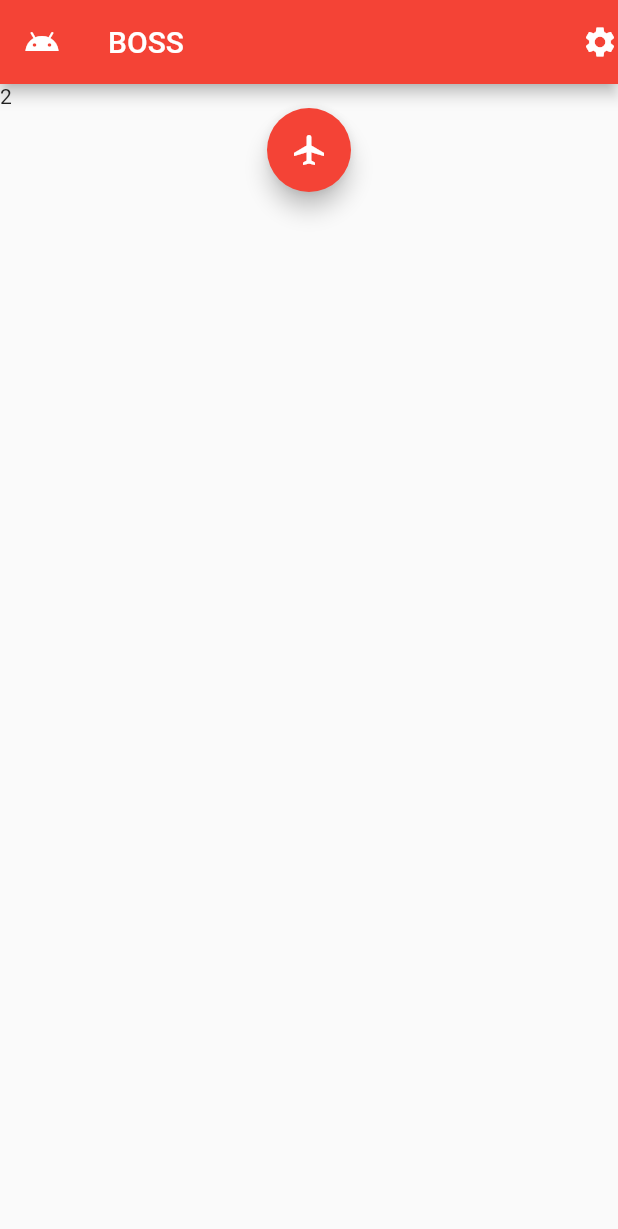
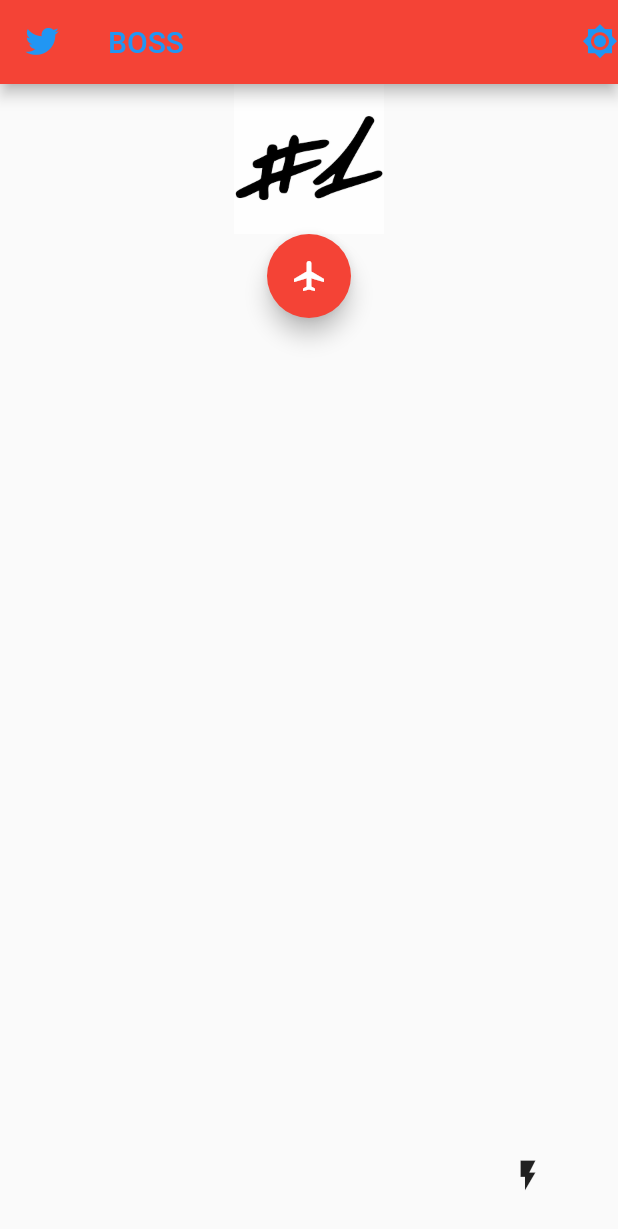
Before and after one commit to mamadou-wone/flutter_by_mwone, a Flutter app: the screen it shows after launch, after a tap on the "airplanemode inactive" icon, on a phone screen of 412 x 824 dp. Shown: the top 1229 px of the screen. Run offline on Flutter 3.47's test engine with Material 2 defaults, Android fonts, the phone set to English and light mode, and no system bars; our stand-ins replace page_transition.

```diff
--- a/lib/IntroductionPage.dart
+++ b/lib/IntroductionPage.dart
@@ -1,4 +1,5 @@
 import 'package:flutter/material.dart';
+import 'package:my_first_mobile_app/custom_icons/twitter_icons_icons.dart';
 
 class IntroductionPage extends StatefulWidget {
   // MyHomePage({Key key, this.title}) : super(key: key);
@@ -24,31 +25,34 @@ String title;
   @override
   Widget build(BuildContext context) {
     Icon plane;
+    Image imageOne;
     if (airplaneMode) {
       plane = Icon(Icons.airplanemode_active);
       title = "BOSS";
       navColor = Colors.red;
+      imageOne =  Image.asset("assets/#1.jpg",width: 100, height: 100,);
+
     }else{
       plane = Icon(Icons.airplanemode_inactive) ;
       title =  "MWONE";
-      navColor = Colors.blue;
+      navColor = Colors.white;
     }
     Color colorIcon = Colors.white;
     List<int>entier = [1,2,3,4];
     return Scaffold(
       appBar: AppBar(
         backgroundColor: navColor,
-        leading: Icon(Icons.android, color: Colors.white),
+        leading: Icon(TwitterIcons.twitter , color: Colors.blue,),
         title: Text(
          title,
           textAlign: TextAlign.center,
           style: TextStyle(
-            color: Colors.white,
+            color: Colors.blue,
           ),
         ),
        actions: <Widget>[
          GestureDetector(
-           child: Icon(Icons.settings , color: colorIcon,),
+           child: Icon(TwitterIcons.brightness_7 , color: Colors.blue,),
            onTap: () {
              print('Boss');
            },
@@ -57,7 +61,8 @@ String title;
       ),
       body:ListView(
         children: <Widget>[
-          Text(entier[1].toString()),
+          Image.asset("assets/#1.jpg",width: 100, height: 100,),
+          // Text(entier[1].toString()),
           Center(
             child: FloatingActionButton(
               child: plane,
@@ -65,11 +70,18 @@ String title;
               onPressed: () {
                setState(() {
                  airplaneMode = !airplaneMode;
+
                });
               },
             ),
-          )
+          ),
         ],
+      ),
+      floatingActionButton: FlatButton(
+        child: Icon(TwitterIcons.flash_on),
+        onPressed: () {
+          Navigator.pushNamed(context, "/home");
+        },
       ),
     );
   }
--- /dev/null
+++ b/lib/custom_icons/HomePage.dart
@@ -0,0 +1,25 @@
+import 'package:flutter/material.dart';
+import 'package:my_first_mobile_app/custom_icons/twitter_icons_icons.dart';
+
+
+class HomePage extends StatefulWidget {
+  // MyHomePage({Key key, this.title}) : super(key: key);
+  // final String title;
+
+  @override
+  _HomePageState createState() => _HomePageState();
+}
+
+class _HomePageState extends State<HomePage> {
+
+  @override
+  Widget build(BuildContext context) {
+    return Scaffold(
+      body: Center(
+        child: Container(
+          child: Icon(Icons.access_alarm),
+        ),
+      )
+    );
+  }
+}
--- /dev/null
+++ b/lib/custom_icons/twitter_icons_icons.dart
@@ -0,0 +1,70 @@
+/// Flutter icons TwitterIcons
+/// Copyright (C) 2020 by original authors @ fluttericon.com, fontello.com
+/// This font was generated by FlutterIcon.com, which is derived from Fontello.
+///
+/// To use this font, place it in your fonts/ directory and include the
+/// following in your pubspec.yaml
+///
+/// flutter:
+///   fonts:
+///    - family:  TwitterIcons
+///      fonts:
+///       - asset: fonts/TwitterIcons.ttf
+///
+///
+/// * Material Design Icons, Copyright (C) Google, Inc
+///         Author:    Google
+///         License:   Apache 2.0 (https://www.apache.org/licenses/LICENSE-2.0)
+///         Homepage:  https://design.google.com/icons/
+/// * Entypo, Copyright (C) 2012 by Daniel Bruce
+///         Author:    Daniel Bruce
+///         License:   SIL (http://scripts.sil.org/OFL)
+///         Homepage:  http://www.entypo.com
+/// * Font Awesome 4, Copyright (C) 2016 by Dave Gandy
+///         Author:    Dave Gandy
+///         License:   SIL ()
+///         Homepage:  http://fortawesome.github.com/Font-Awesome/
+/// * Typicons, (c) Stephen Hutchings 2012
+///         Author:    Stephen Hutchings
+///         License:   SIL (http://scripts.sil.org/OFL)
+///         Homepage:  http://typicons.com/
+/// * Elusive, Copyright (C) 2013 by Aristeides Stathopoulos
+///         Author:    Aristeides Stathopoulos
+///         License:   SIL (http://scripts.sil.org/OFL)
+///         Homepage:  http://aristeides.com/
+/// * Font Awesome 5, Copyright (C) 2016 by Dave Gandy
+///         Author:    Dave Gandy
+///         License:   SIL (https://github.com/FortAwesome/Font-Awesome/blob/master/LICENSE.txt)
+///         Homepage:  http://fortawesome.github.com/Font-Awesome/
+/// * MFG Labs, Copyright (C) 2012 by Daniel Bruce
+///         Author:    MFG Labs
+///         License:   SIL (http://scripts.sil.org/OFL)
+///         Homepage:  http://www.mfglabs.com/
+///
+import 'package:flutter/widgets.dart';
+
+class TwitterIcons {
+  TwitterIcons._();
+
+  static const _kFontFam = 'TwitterIcons';
+  static const _kFontPkg = null;
+
+  static const IconData brightness_7 = IconData(0xe800, fontFamily: _kFontFam, fontPackage: _kFontPkg);
+  static const IconData home = IconData(0xe801, fontFamily: _kFontFam, fontPackage: _kFontPkg);
+  static const IconData search = IconData(0xe802, fontFamily: _kFontFam, fontPackage: _kFontPkg);
+  static const IconData notifications_none = IconData(0xe803, fontFamily: _kFontFam, fontPackage: _kFontPkg);
+  static const IconData retweet = IconData(0xe804, fontFamily: _kFontFam, fontPackage: _kFontPkg);
+  static const IconData mail = IconData(0xe805, fontFamily: _kFontFam, fontPackage: _kFontPkg);
+  static const IconData star_border = IconData(0xe806, fontFamily: _kFontFam, fontPackage: _kFontPkg);
+  static const IconData user_outline = IconData(0xe807, fontFamily: _kFontFam, fontPackage: _kFontPkg);
+  static const IconData flash_on = IconData(0xe808, fontFamily: _kFontFam, fontPackage: _kFontPkg);
+  static const IconData lightbulb = IconData(0xe809, fontFamily: _kFontFam, fontPackage: _kFontPkg);
+  static const IconData qrcode = IconData(0xe80a, fontFamily: _kFontFam, fontPackage: _kFontPkg);
+  static const IconData share = IconData(0xe80b, fontFamily: _kFontFam, fontPackage: _kFontPkg);
+  static const IconData heart_empty = IconData(0xe80c, fontFamily: _kFontFam, fontPackage: _kFontPkg);
+  static const IconData list_alt = IconData(0xf022, fontFamily: _kFontFam, fontPackage: _kFontPkg);
+  static const IconData chat = IconData(0xf03d, fontFamily: _kFontFam, fontPackage: _kFontPkg);
+  static const IconData bookmark_empty = IconData(0xf097, fontFamily: _kFontFam, fontPackage: _kFontPkg);
+  static const IconData twitter = IconData(0xf309, fontFamily: _kFontFam, fontPackage: _kFontPkg);
+  static const IconData comment = IconData(0xf4ac, fontFamily: _kFontFam, fontPackage: _kFontPkg);
+}
--- a/lib/main.dart
+++ b/lib/main.dart
@@ -1,13 +1,14 @@
 import 'package:flutter/material.dart';
 import 'package:flutter/services.dart';
 import 'package:my_first_mobile_app/IntroductionPage.dart';
+import 'package:my_first_mobile_app/custom_icons/HomePage.dart';
+import 'package:page_transition/page_transition.dart';
 
 void main() {
-    SystemChrome.setPreferredOrientations([DeviceOrientation.portraitUp]).then((_){
-      runApp(MyApp());
-    });
-    WidgetsFlutterBinding.ensureInitialized();
-
+  WidgetsFlutterBinding.ensureInitialized();
+  SystemChrome.setPreferredOrientations([DeviceOrientation.portraitUp]).then((_){
+       runApp(MyApp());
+  });
 }
 
 class MyApp extends StatelessWidget {
@@ -20,7 +21,18 @@ class MyApp extends StatelessWidget {
         primarySwatch: Colors.blue,
         visualDensity: VisualDensity.adaptivePlatformDensity,
       ),
-      home: IntroductionPage(),
+     onGenerateRoute: (settings) {
+       switch (settings.name) {
+         case "/":
+         return PageTransition(child: IntroductionPage(), type: PageTransitionType.fade);
+           break;
+           case "/home":
+         return PageTransition(child: HomePage(), type: PageTransitionType.fade);
+           break;
+         default:
+          return null;
+       }
+     },
     );
   }
 }
```
Also changed, not shown: pubspec.yaml (+10 -3 lines), assets/#1.jpg (added), assets/fonts/TwitterIcons.ttf (added), pubspec.lock.
